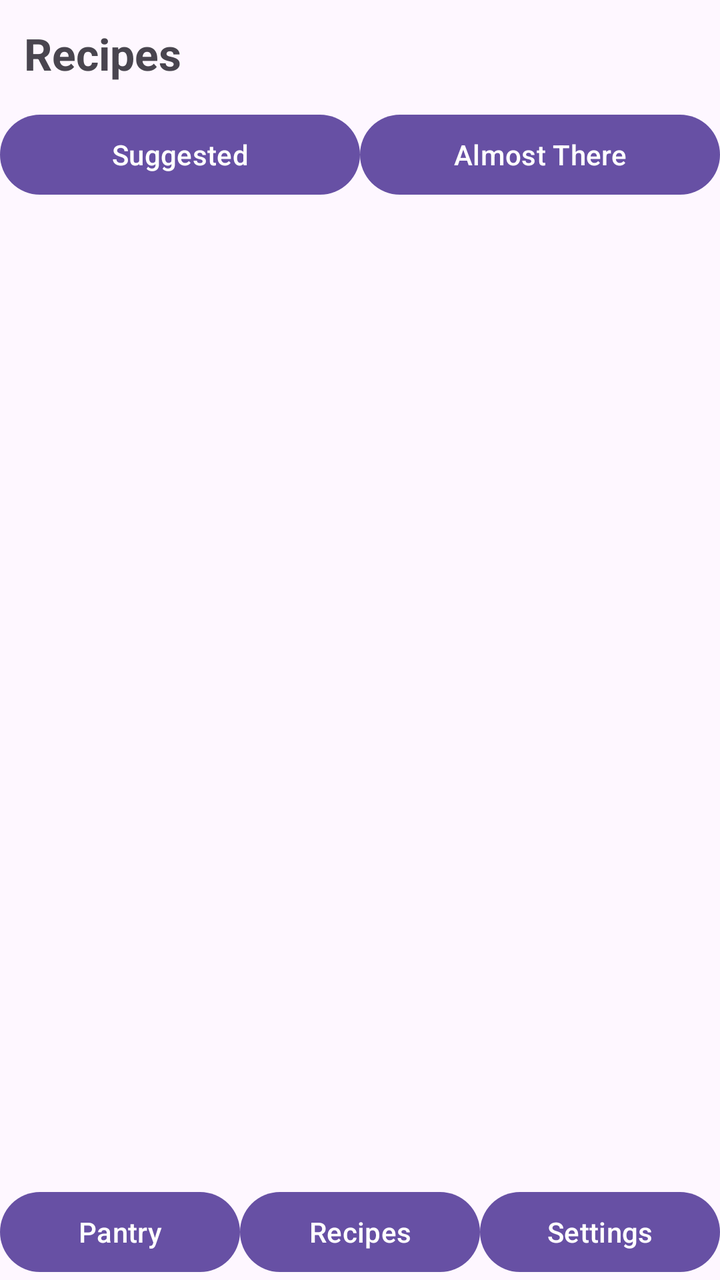
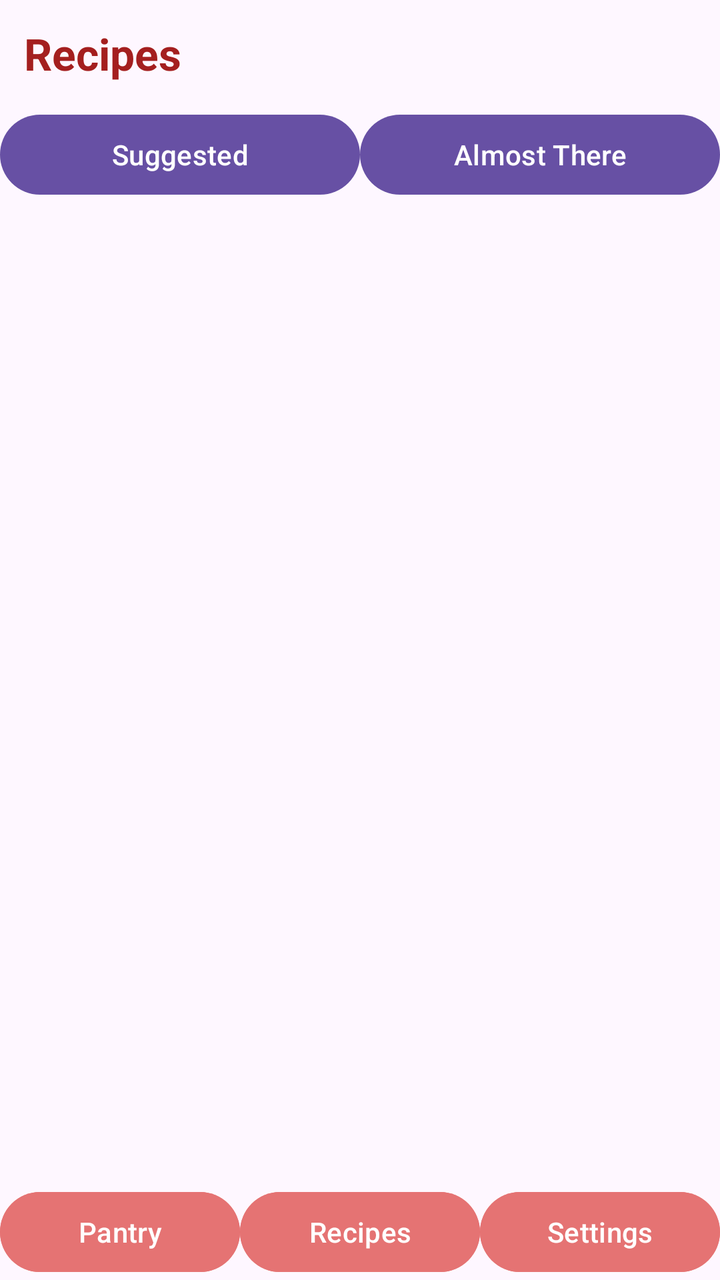

An Android layout rendered at two revisions. The XML below is the earlier revision; the diff shows what the commit changed to produce the second picture.
<!-- AndroidManifest.xml: application theme Theme.SmartPantryManager -->
<!-- res/layout/activity_suggested_recipes.xml -->
<?xml version="1.0" encoding="utf-8"?>
<androidx.constraintlayout.widget.ConstraintLayout
    xmlns:android="http://schemas.android.com/apk/res/android"
    xmlns:app="http://schemas.android.com/apk/res-auto"
    android:layout_width="match_parent"
    android:layout_height="match_parent"
    android:fitsSystemWindows="true">

    <TextView
        android:id="@+id/tvRecipesTitle"
        android:layout_width="wrap_content"
        android:layout_height="wrap_content"
        android:text="Recipes"
        android:textSize="22sp"
        android:textStyle="bold"
        android:padding="12dp"
        app:layout_constraintTop_toTopOf="parent"
        app:layout_constraintStart_toStartOf="parent" />

    <LinearLayout
        android:id="@+id/tabRow"
        android:layout_width="match_parent"
        android:layout_height="wrap_content"
        android:orientation="horizontal"
        app:layout_constraintTop_toBottomOf="@id/tvRecipesTitle">

        <Button
            android:id="@+id/btnTabSuggested"
            android:layout_width="0dp"
            android:layout_height="wrap_content"
            android:layout_weight="1"
            android:text="Suggested" />

        <Button
            android:id="@+id/btnTabAlmostThere"
            android:layout_width="0dp"
            android:layout_height="wrap_content"
            android:layout_weight="1"
            android:text="Almost There" />

    </LinearLayout>

    <TextView
        android:id="@+id/tvEmptyState"
        android:layout_width="wrap_content"
        android:layout_height="wrap_content"
        android:text="No recipes match your pantry yet - add more ingredients"
        android:padding="16dp"
        android:visibility="gone"
        app:layout_constraintTop_toBottomOf="@id/tabRow"
        app:layout_constraintBottom_toTopOf="@id/navBar"
        app:layout_constraintStart_toStartOf="parent"
        app:layout_constraintEnd_toEndOf="parent" />

    <androidx.recyclerview.widget.RecyclerView
        android:id="@+id/rvRecipes"
        android:layout_width="0dp"
        android:layout_height="0dp"
        app:layout_constraintTop_toBottomOf="@id/tabRow"
        app:layout_constraintBottom_toTopOf="@id/navBar"
        app:layout_constraintStart_toStartOf="parent"
        app:layout_constraintEnd_toEndOf="parent" />

    <LinearLayout
        android:id="@+id/navBar"
        android:layout_width="match_parent"
        android:layout_height="wrap_content"
        android:orientation="horizontal"
        app:layout_constraintBottom_toBottomOf="parent">

        <Button
            android:id="@+id/navPantry"
            android:layout_width="0dp"
            android:layout_height="wrap_content"
            android:layout_weight="1"
            android:text="Pantry" />

        <Button
            android:id="@+id/navRecipes"
            android:layout_width="0dp"
            android:layout_height="wrap_content"
            android:layout_weight="1"
            android:text="Recipes" />

        <Button
            android:id="@+id/navSettings"
            android:layout_width="0dp"
            android:layout_height="wrap_content"
            android:layout_weight="1"
            android:text="Settings" />

    </LinearLayout>

</androidx.constraintlayout.widget.ConstraintLayout>
<!-- resources referenced by this layout -->
<resources>
  <style name="Theme.SmartPantryManager" parent="Base.Theme.SmartPantryManager" />
  <style name="Base.Theme.SmartPantryManager" parent="Theme.Material3.DayNight.NoActionBar">
          
          
      </style>
</resources>

<!-- the commit's change to res/layout/activity_suggested_recipes.xml (unified diff, before → after) -->
@@ -14,6 +14,7 @@
         android:textSize="22sp"
         android:textStyle="bold"
         android:padding="12dp"
+        android:textColor="@color/heading_red"
         app:layout_constraintTop_toTopOf="parent"
         app:layout_constraintStart_toStartOf="parent" />
 
@@ -73,21 +74,27 @@
             android:layout_width="0dp"
             android:layout_height="wrap_content"
             android:layout_weight="1"
-            android:text="Pantry" />
+            android:text="Pantry"
+            android:backgroundTint="@color/button_red"
+            android:textColor="@color/white"/>
 
         <Button
             android:id="@+id/navRecipes"
             android:layout_width="0dp"
             android:layout_height="wrap_content"
             android:layout_weight="1"
-            android:text="Recipes" />
+            android:text="Recipes"
+            android:backgroundTint="@color/button_red"
+            android:textColor="@color/white"/>
 
         <Button
             android:id="@+id/navSettings"
             android:layout_width="0dp"
             android:layout_height="wrap_content"
             android:layout_weight="1"
-            android:text="Settings" />
+            android:text="Settings"
+            android:backgroundTint="@color/button_red"
+            android:textColor="@color/white"/>
 
     </LinearLayout>
 
<!-- resource entries referenced after the edit -->
@@ -1,5 +1,8 @@
 <!-- resources referenced by this layout -->
 <resources>
+  <color name="button_red">#E57373</color>
+  <color name="heading_red">#A41F1F</color>
+  <color name="white">#FFFFFFFF</color>
   <style name="Theme.SmartPantryManager" parent="Base.Theme.SmartPantryManager" />
   <style name="Base.Theme.SmartPantryManager" parent="Theme.Material3.DayNight.NoActionBar">
           
